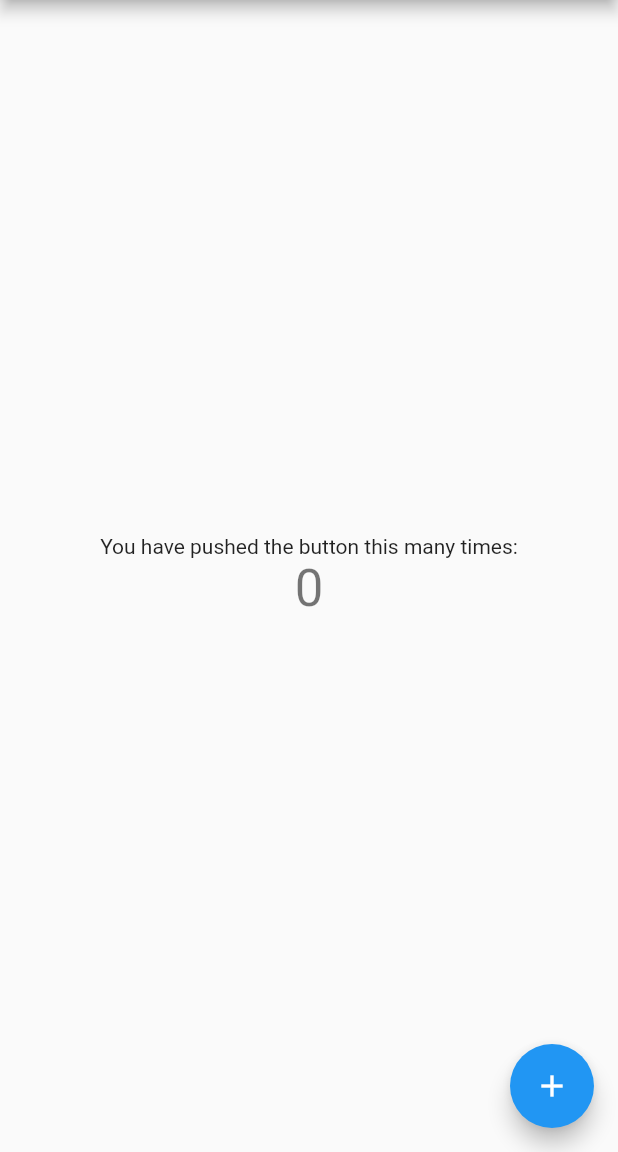
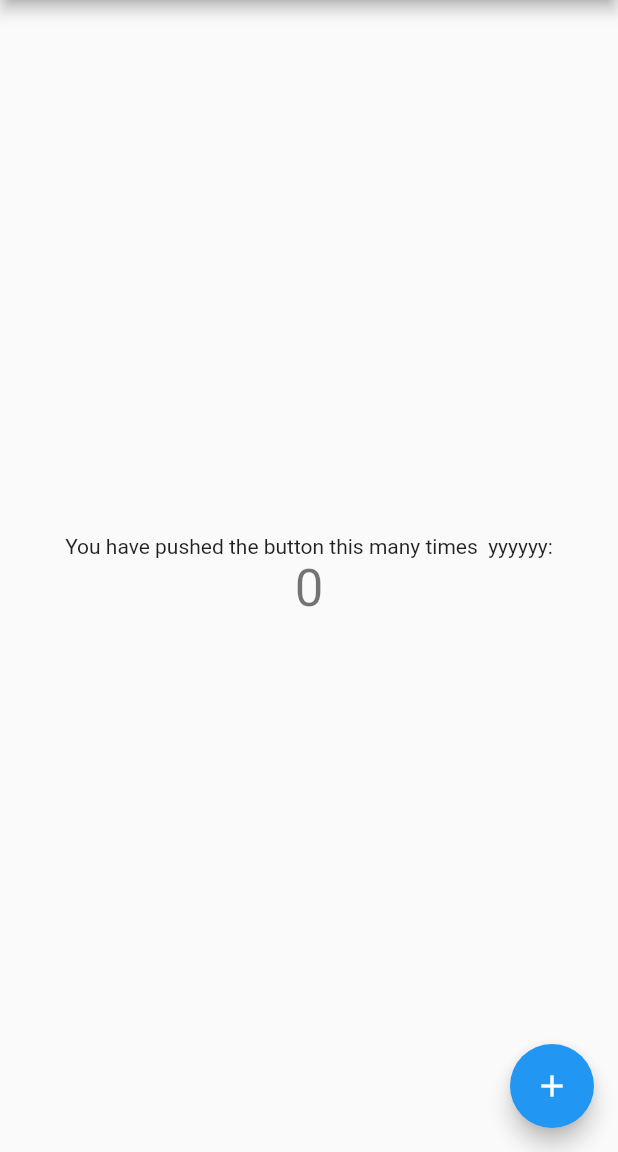
Before and after one commit to zeefola/foodpark__mobile, a Flutter app: the screen it shows after launch, on a phone screen of 412 x 824 dp, the part 84-1236 px from its top. Run offline on Flutter 3.47's test engine with Material 2 defaults, Android fonts, the phone set to English and light mode, and no system bars.

```diff
--- a/lib/main.dart
+++ b/lib/main.dart
@@ -92,7 +92,7 @@ class _MyHomePageState extends State<MyHomePage> {
           mainAxisAlignment: MainAxisAlignment.center,
           children: <Widget>[
             Text(
-              'You have pushed the button this many times:',
+              'You have pushed the button this many times  yyyyyy:',
             ),
             Text(
               '$_counter',
```
Also changed, not shown: pubspec.lock.
